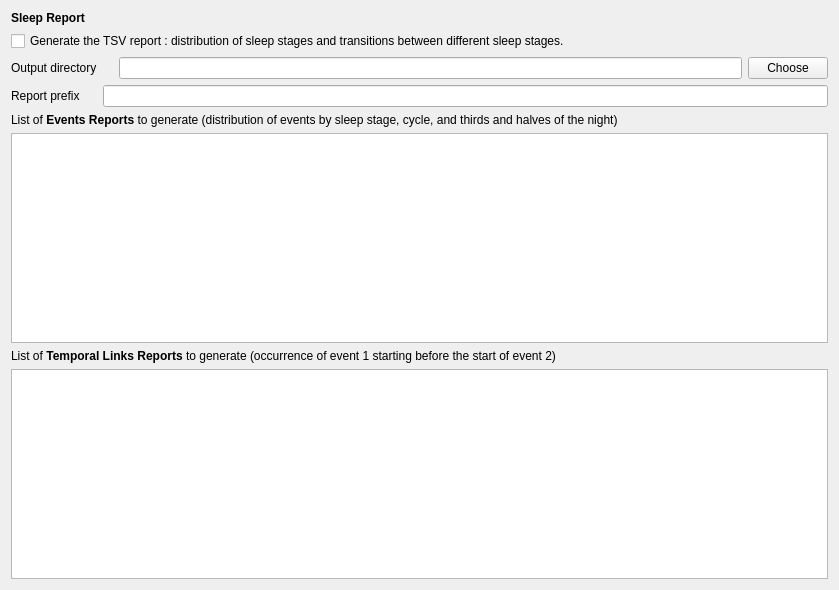
First picture: the form in tools/CEAMSTools/SleepReport/GenerateReportStep/Ui_GenerateReportStep.ui, repository SnoozToolbox/snooz-package-ceams, before the edit.
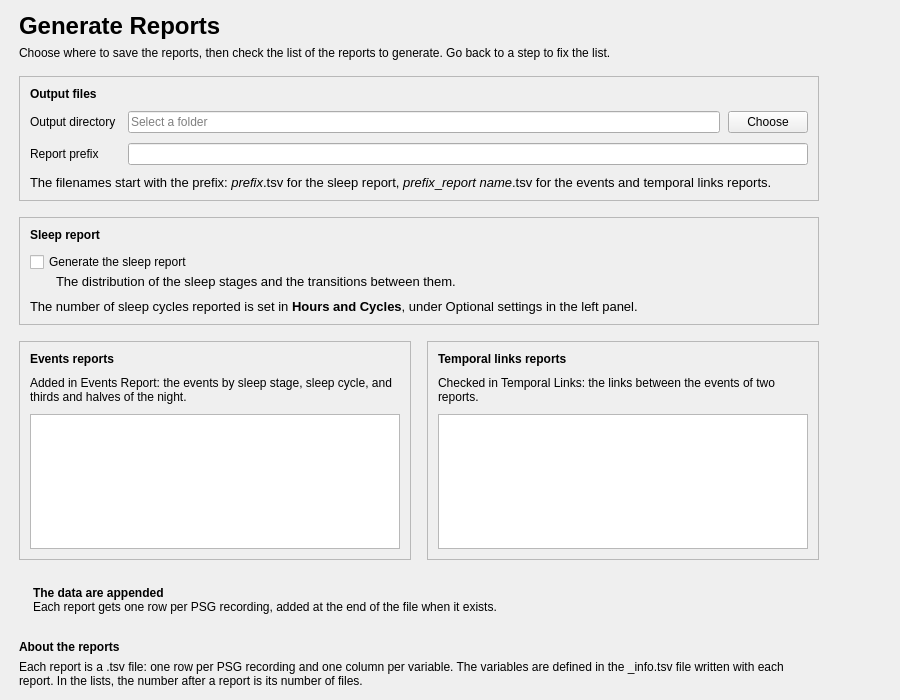
Second picture: the form after the edit.

Commit message: Report Sleep Variables: redesigned pages (tool 2.9.2)

The edit to the form file:
```diff
--- a/tools/CEAMSTools/SleepReport/GenerateReportStep/Ui_GenerateReportStep.ui
+++ b/tools/CEAMSTools/SleepReport/GenerateReportStep/Ui_GenerateReportStep.ui
@@ -6,34 +6,142 @@
    <rect>
     <x>0</x>
     <y>0</y>
-    <width>839</width>
-    <height>590</height>
+    <width>900</width>
+    <height>700</height>
    </rect>
   </property>
   <property name="windowTitle">
    <string/>
   </property>
   <layout class="QVBoxLayout" name="verticalLayout">
+   <property name="leftMargin">
+    <number>19</number>
+   </property>
+   <property name="topMargin">
+    <number>12</number>
+   </property>
+   <property name="rightMargin">
+    <number>19</number>
+   </property>
+   <property name="bottomMargin">
+    <number>12</number>
+   </property>
+   <item>
+    <layout class="QHBoxLayout" name="content_row" stretch="1,0">
+     <property name="leftMargin">
+      <number>0</number>
+     </property>
+     <property name="topMargin">
+      <number>0</number>
+     </property>
+     <property name="rightMargin">
+      <number>0</number>
+     </property>
+     <property name="bottomMargin">
+      <number>0</number>
+     </property>
+     <item>
+      <widget class="QWidget" name="content_widget" native="true">
+       <property name="maximumSize">
+        <size>
+         <width>800</width>
+         <height>16777215</height>
+        </size>
+       </property>
+       <layout class="QVBoxLayout" name="content_layout">
+        <property name="spacing">
+         <number>16</number>
+        </property>
+        <property name="leftMargin">
+         <number>0</number>
+        </property>
+        <property name="topMargin">
+         <number>0</number>
+        </property>
+        <property name="rightMargin">
+         <number>0</number>
+        </property>
+        <property name="bottomMargin">
+         <number>0</number>
+        </property>
+        <item>
+         <layout class="QVBoxLayout" name="header_layout">
    <property name="spacing">
     <number>6</number>
    </property>
    <item>
-    <widget class="QLabel" name="label_5">
+           <widget class="QLabel" name="title_label">
+            <property name="font">
+             <font>
+              <pointsize>18</pointsize>
+              <bold>true</bold>
+             </font>
+            </property>
      <property name="text">
-      <string>&lt;html&gt;&lt;head/&gt;&lt;body&gt;&lt;p&gt;&lt;span style=&quot; font-weight:600;&quot;&gt;Sleep Report&lt;/span&gt;&lt;/p&gt;&lt;/body&gt;&lt;/html&gt;</string>
+             <string>Generate Reports</string>
      </property>
     </widget>
    </item>
    <item>
-    <widget class="QCheckBox" name="csv_report_checkbox">
+           <widget class="QLabel" name="subtitle_label">
      <property name="text">
-      <string>Generate the TSV report : distribution of sleep stages and transitions between different sleep stages.</string>
-     </property>
-    </widget>
-   </item>
+             <string>Choose where to save the reports, then check the list of the reports to generate. Go back to a step to fix the list.</string>
+            </property>
+            <property name="wordWrap">
+             <bool>true</bool>
+            </property>
+            <property name="variant" stdset="0">
+             <string notr="true">help</string>
+            </property>
+           </widget>
+          </item>
+         </layout>
+        </item>
    <item>
-    <layout class="QHBoxLayout" name="horizontalLayout">
+         <widget class="QFrame" name="output_card">
+          <property name="frameShape">
+           <enum>QFrame::Shape::StyledPanel</enum>
+          </property>
+          <property name="frameShadow">
+           <enum>QFrame::Shadow::Raised</enum>
+          </property>
+          <layout class="QVBoxLayout" name="output_card_layout">
+           <property name="spacing">
+            <number>10</number>
+           </property>
+           <property name="leftMargin">
+            <number>10</number>
+           </property>
+           <property name="topMargin">
+            <number>10</number>
+           </property>
+           <property name="rightMargin">
+            <number>10</number>
+           </property>
+           <property name="bottomMargin">
+            <number>10</number>
+           </property>
      <item>
+            <widget class="QLabel" name="output_title_label">
+             <property name="font">
+              <font>
+               <bold>true</bold>
+              </font>
+             </property>
+             <property name="text">
+              <string>Output files</string>
+             </property>
+            </widget>
+           </item>
+           <item>
+            <layout class="QGridLayout" name="output_grid" columnstretch="0,1">
+             <property name="horizontalSpacing">
+              <number>12</number>
+             </property>
+             <property name="verticalSpacing">
+              <number>10</number>
+             </property>
+             <item row="0" column="0">
       <widget class="QLabel" name="label">
        <property name="mouseTracking">
         <bool>true</bool>
@@ -45,12 +153,20 @@
         <string>Choose the output directory for all the reports to generate.</string>
        </property>
        <property name="text">
-        <string>Output directory     </string>
+                <string>Output directory</string>
        </property>
       </widget>
      </item>
+             <item row="0" column="1">
+              <layout class="QHBoxLayout" name="output_directory_layout">
+               <property name="spacing">
+                <number>8</number>
+               </property>
      <item>
       <widget class="QLineEdit" name="output_lineedit">
+                 <property name="placeholderText">
+                  <string>Select a folder</string>
+                 </property>
        <property name="toolTip">
         <string/>
        </property>
@@ -65,9 +181,7 @@
      </item>
     </layout>
    </item>
-   <item>
-    <layout class="QHBoxLayout" name="horizontalLayout_2">
-     <item>
+             <item row="1" column="0">
       <widget class="QLabel" name="label_3">
        <property name="mouseTracking">
         <bool>true</bool>
@@ -79,11 +193,11 @@
         <string>Label added to each report to identify your reports.</string>
        </property>
        <property name="text">
-        <string>Report prefix     </string>
+                <string>Report prefix</string>
        </property>
       </widget>
      </item>
-     <item>
+             <item row="1" column="1">
       <widget class="QLineEdit" name="prefix_lineedit">
        <property name="toolTip">
         <string/>
@@ -92,10 +206,183 @@
      </item>
     </layout>
    </item>
+           <item>
+            <widget class="QLabel" name="prefix_help_label">
+             <property name="font">
+              <font>
+               <pointsize>10</pointsize>
+              </font>
+             </property>
+             <property name="text">
+              <string>The filenames start with the prefix: &lt;i&gt;prefix&lt;/i&gt;.tsv for the sleep report, &lt;i&gt;prefix&lt;/i&gt;_&lt;i&gt;report name&lt;/i&gt;.tsv for the events and temporal links reports.</string>
+             </property>
+             <property name="textFormat">
+              <enum>Qt::TextFormat::RichText</enum>
+             </property>
+             <property name="wordWrap">
+              <bool>true</bool>
+             </property>
+             <property name="variant" stdset="0">
+              <string notr="true">help</string>
+             </property>
+            </widget>
+           </item>
+          </layout>
+         </widget>
+        </item>
+        <item>
+         <widget class="QFrame" name="sleep_card">
+          <property name="frameShape">
+           <enum>QFrame::Shape::StyledPanel</enum>
+          </property>
+          <property name="frameShadow">
+           <enum>QFrame::Shadow::Raised</enum>
+          </property>
+          <layout class="QVBoxLayout" name="sleep_card_layout">
+           <property name="spacing">
+            <number>10</number>
+           </property>
+           <property name="leftMargin">
+            <number>10</number>
+           </property>
+           <property name="topMargin">
+            <number>10</number>
+           </property>
+           <property name="rightMargin">
+            <number>10</number>
+           </property>
+           <property name="bottomMargin">
+            <number>10</number>
+           </property>
+           <item>
+            <widget class="QLabel" name="label_5">
+             <property name="font">
+              <font>
+               <bold>true</bold>
+              </font>
+             </property>
+             <property name="text">
+              <string>Sleep report</string>
+             </property>
+            </widget>
+           </item>
+           <item>
+            <layout class="QVBoxLayout" name="sleep_layout">
+             <property name="spacing">
+              <number>8</number>
+             </property>
+             <item>
+              <layout class="QVBoxLayout" name="sleep_layout_1_layout">
+               <property name="spacing">
+                <number>2</number>
+               </property>
+               <item>
+                <widget class="QCheckBox" name="csv_report_checkbox">
+                 <property name="text">
+                  <string>Generate the sleep report</string>
+                 </property>
+                </widget>
+               </item>
+               <item>
+                <widget class="QLabel" name="sleep_help_label">
+                 <property name="font">
+                  <font>
+                   <pointsize>10</pointsize>
+                  </font>
+                 </property>
+                 <property name="text">
+                  <string>The distribution of the sleep stages and the transitions between them.</string>
+                 </property>
+                 <property name="wordWrap">
+                  <bool>true</bool>
+                 </property>
+                 <property name="indent">
+                  <number>26</number>
+                 </property>
+                 <property name="variant" stdset="0">
+                  <string notr="true">help</string>
+                 </property>
+                </widget>
+               </item>
+              </layout>
+             </item>
+            </layout>
+           </item>
+           <item>
+            <widget class="QLabel" name="cycles_help_label">
+             <property name="font">
+              <font>
+               <pointsize>10</pointsize>
+              </font>
+             </property>
+             <property name="text">
+              <string>The number of sleep cycles reported is set in &lt;b&gt;Hours and Cycles&lt;/b&gt;, under Optional settings in the left panel.</string>
+             </property>
+             <property name="textFormat">
+              <enum>Qt::TextFormat::RichText</enum>
+             </property>
+             <property name="wordWrap">
+              <bool>true</bool>
+             </property>
+             <property name="variant" stdset="0">
+              <string notr="true">help</string>
+             </property>
+            </widget>
+           </item>
+          </layout>
+         </widget>
+        </item>
+        <item>
+         <layout class="QHBoxLayout" name="lists_cards_layout" stretch="1,1">
+          <property name="spacing">
+           <number>16</number>
+          </property>
+          <item>
+           <widget class="QFrame" name="events_list_card">
+            <property name="frameShape">
+             <enum>QFrame::Shape::StyledPanel</enum>
+            </property>
+            <property name="frameShadow">
+             <enum>QFrame::Shadow::Raised</enum>
+            </property>
+            <layout class="QVBoxLayout" name="events_list_card_layout">
+             <property name="spacing">
+              <number>10</number>
+             </property>
+             <property name="leftMargin">
+              <number>10</number>
+             </property>
+             <property name="topMargin">
+              <number>10</number>
+             </property>
+             <property name="rightMargin">
+              <number>10</number>
+             </property>
+             <property name="bottomMargin">
+              <number>10</number>
+             </property>
    <item>
     <widget class="QLabel" name="label_2">
+               <property name="font">
+                <font>
+                 <bold>true</bold>
+                </font>
+               </property>
      <property name="text">
-      <string>&lt;html&gt;&lt;head/&gt;&lt;body&gt;&lt;p&gt;List of &lt;span style=&quot; font-weight:600;&quot;&gt;Events Reports&lt;/span&gt; to generate (distribution of events by sleep stage, cycle, and thirds and halves of the night)&lt;/p&gt;&lt;/body&gt;&lt;/html&gt;</string>
+                <string>Events reports</string>
+               </property>
+              </widget>
+             </item>
+             <item>
+              <widget class="QLabel" name="events_list_label">
+               <property name="text">
+                <string>Added in Events Report: the events by sleep stage, sleep cycle, and thirds and halves of the night.</string>
+               </property>
+               <property name="wordWrap">
+                <bool>true</bool>
+               </property>
+               <property name="variant" stdset="0">
+                <string notr="true">help</string>
      </property>
     </widget>
    </item>
@@ -109,10 +396,55 @@
      </property>
     </widget>
    </item>
+            </layout>
+           </widget>
+          </item>
+          <item>
+           <widget class="QFrame" name="links_list_card">
+            <property name="frameShape">
+             <enum>QFrame::Shape::StyledPanel</enum>
+            </property>
+            <property name="frameShadow">
+             <enum>QFrame::Shadow::Raised</enum>
+            </property>
+            <layout class="QVBoxLayout" name="links_list_card_layout">
+             <property name="spacing">
+              <number>10</number>
+             </property>
+             <property name="leftMargin">
+              <number>10</number>
+             </property>
+             <property name="topMargin">
+              <number>10</number>
+             </property>
+             <property name="rightMargin">
+              <number>10</number>
+             </property>
+             <property name="bottomMargin">
+              <number>10</number>
+             </property>
    <item>
     <widget class="QLabel" name="label_4">
+               <property name="font">
+                <font>
+                 <bold>true</bold>
+                </font>
+               </property>
      <property name="text">
-      <string>&lt;html&gt;&lt;head/&gt;&lt;body&gt;&lt;p&gt;List of &lt;span style=&quot; font-weight:600;&quot;&gt;Temporal Links Reports&lt;/span&gt; to generate (occurrence of event 1 starting before the start of event 2)&lt;/p&gt;&lt;/body&gt;&lt;/html&gt;</string>
+                <string>Temporal links reports</string>
+               </property>
+              </widget>
+             </item>
+             <item>
+              <widget class="QLabel" name="links_list_label">
+               <property name="text">
+                <string>Checked in Temporal Links: the links between the events of two reports.</string>
+               </property>
+               <property name="wordWrap">
+                <bool>true</bool>
+               </property>
+               <property name="variant" stdset="0">
+                <string notr="true">help</string>
      </property>
     </widget>
    </item>
@@ -125,6 +457,111 @@
    </item>
   </layout>
  </widget>
+          </item>
+         </layout>
+        </item>
+        <item>
+         <widget class="QFrame" name="append_warning">
+          <property name="frameShape">
+           <enum>QFrame::Shape::NoFrame</enum>
+          </property>
+          <property name="variant" stdset="0">
+           <string notr="true">warning</string>
+          </property>
+          <layout class="QHBoxLayout" name="append_warning_layout">
+           <property name="leftMargin">
+            <number>14</number>
+           </property>
+           <property name="topMargin">
+            <number>10</number>
+           </property>
+           <property name="rightMargin">
+            <number>14</number>
+           </property>
+           <property name="bottomMargin">
+            <number>10</number>
+           </property>
+           <item>
+            <widget class="QLabel" name="append_warning_label">
+             <property name="text">
+              <string>&lt;b&gt;The data are appended&lt;/b&gt;&lt;br/&gt;Each report gets one row per PSG recording, added at the end of the file when it exists.</string>
+             </property>
+             <property name="textFormat">
+              <enum>Qt::TextFormat::RichText</enum>
+             </property>
+             <property name="wordWrap">
+              <bool>true</bool>
+             </property>
+            </widget>
+           </item>
+          </layout>
+         </widget>
+        </item>
+        <item>
+         <layout class="QVBoxLayout" name="about_reports_layout">
+          <property name="spacing">
+           <number>6</number>
+          </property>
+          <item>
+           <widget class="QLabel" name="about_reports_title_label">
+            <property name="font">
+             <font>
+              <bold>true</bold>
+             </font>
+            </property>
+            <property name="text">
+             <string>About the reports</string>
+            </property>
+           </widget>
+          </item>
+          <item>
+           <widget class="QLabel" name="about_reports_label">
+            <property name="text">
+             <string>Each report is a .tsv file: one row per PSG recording and one column per variable. The variables are defined in the _info.tsv file written with each report. In the lists, the number after a report is its number of files.</string>
+            </property>
+            <property name="wordWrap">
+             <bool>true</bool>
+            </property>
+            <property name="variant" stdset="0">
+             <string notr="true">help</string>
+            </property>
+           </widget>
+          </item>
+         </layout>
+        </item>
+       </layout>
+      </widget>
+     </item>
+     <item>
+      <spacer name="content_spacer">
+       <property name="orientation">
+        <enum>Qt::Orientation::Horizontal</enum>
+       </property>
+       <property name="sizeHint" stdset="0">
+        <size>
+         <width>40</width>
+         <height>20</height>
+        </size>
+       </property>
+      </spacer>
+     </item>
+    </layout>
+   </item>
+   <item>
+    <spacer name="verticalSpacer">
+     <property name="orientation">
+      <enum>Qt::Orientation::Vertical</enum>
+     </property>
+     <property name="sizeHint" stdset="0">
+      <size>
+       <width>40</width>
+       <height>20</height>
+      </size>
+     </property>
+    </spacer>
+   </item>
+  </layout>
+ </widget>
  <resources>
   <include location="../../../../../snooz-toolbox/src/main/python/ui/themes/themes.qrc"/>
  </resources>
```
Left out of the diff: 20 changed lines with no effect on the pictures. Lines whose indentation alone changed are shown as unchanged. The commit also changes 13 other files.
